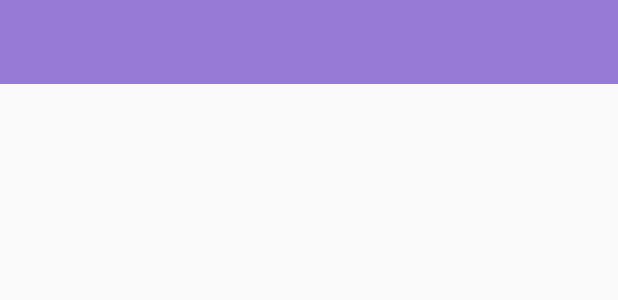
After one commit to ivan-magda/MusicArtists, an Android app: the layout toolbar.xml on its own in the app's theme, with its tools: preview values and no code run, on a phone screen of 412 x 824 dp. The commit adds this screen. Shown: the top 300 px of the screen. Run offline under Robolectric (Android 15) with nearby library versions, the phone set to English and light mode, and no system bars.

Commit message:
App theme.
- Create app theme.
- Create custom toolbar.
- Create BaseActivity with pre configured custom toolbar.
- Rename MainActivity to MusicArtistsActivity.
- Add strings to string.xml.

```diff
--- /dev/null
+++ b/app/src/main/res/layout/toolbar.xml
@@ -0,0 +1,9 @@
+<?xml version="1.0" encoding="utf-8"?>
+<android.support.v7.widget.Toolbar xmlns:android="http://schemas.android.com/apk/res/android"
+    xmlns:music_artists="http://schemas.android.com/apk/res-auto"
+    android:layout_width="match_parent"
+    android:layout_height="?actionBarSize"
+    music_artists:theme="@style/ActionBarThemeOverlay"
+    music_artists:titleTextAppearance="@style/ActionBar.TitleText">
+
+</android.support.v7.widget.Toolbar>
--- a/app/src/main/res/values-v21/styles.xml
+++ b/app/src/main/res/values-v21/styles.xml
@@ -1,9 +1,3 @@
 <resources>>
-
-    <style name="AppTheme.NoActionBar">
-        <item name="windowActionBar">false</item>
-        <item name="windowNoTitle">true</item>
-        <item name="android:windowDrawsSystemBarBackgrounds">true</item>
-        <item name="android:statusBarColor">@android:color/transparent</item>
-    </style>
+    <style name="Theme.MusicArtists" parent="Theme.Base" />
 </resources>
--- a/app/src/main/res/values/colors.xml
+++ b/app/src/main/res/values/colors.xml
@@ -1,6 +1,8 @@
 <?xml version="1.0" encoding="utf-8"?>
 <resources>
-    <color name="colorPrimary">#3F51B5</color>
-    <color name="colorPrimaryDark">#303F9F</color>
+    <color name="colorPrimary">#967AD6</color>
+    <color name="colorPrimaryDark">#7967B6</color>
     <color name="colorAccent">#FF4081</color>
+    <color name="primaryTextColor">@android:color/white</color>
+    <color name="secondaryTextColor">@android:color/white</color>
 </resources>
--- a/app/src/main/res/values/styles.xml
+++ b/app/src/main/res/values/styles.xml
@@ -1,20 +1,28 @@
 <resources>
 
+    <style name="AppTheme" parent="Theme.AppCompat.Light.NoActionBar" />
+
     <!-- Base application theme. -->
-    <style name="AppTheme" parent="Theme.AppCompat.Light.DarkActionBar">
-        <!-- Customize your theme here. -->
+    <style name="Theme.Base" parent="AppTheme">
         <item name="colorPrimary">@color/colorPrimary</item>
         <item name="colorPrimaryDark">@color/colorPrimaryDark</item>
         <item name="colorAccent">@color/colorAccent</item>
+        <item name="windowActionBar">false</item>
+        <item name="android:windowNoTitle">true</item>
     </style>
 
-    <style name="AppTheme.NoActionBar">
-        <item name="windowActionBar">false</item>
-        <item name="windowNoTitle">true</item>
+    <style name="Theme.MusicArtists" parent="Theme.Base" />
+
+    <style name="ActionBarThemeOverlay" parent="">
+        <item name="android:textColorPrimary">@color/primaryTextColor</item>
+        <item name="android:textColorSecondary">@color/secondaryTextColor</item>
+        <item name="android:background">@color/colorPrimary</item>
+        <item name="colorControlHighlight">@color/colorPrimaryDark</item>
     </style>
 
-    <style name="AppTheme.AppBarOverlay" parent="ThemeOverlay.AppCompat.Dark.ActionBar" />
-
-    <style name="AppTheme.PopupOverlay" parent="ThemeOverlay.AppCompat.Light" />
+    <style name="ActionBar.TitleText" parent="TextAppearance.AppCompat.Widget.ActionBar.Title">
+        <item name="android:textColor">@color/primaryTextColor</item>
+        <item name="android:textSize">20sp</item>
+    </style>
 
 </resources>
```
Also changed, not shown: app/src/main/AndroidManifest.xml (+3 -6 lines), app/src/main/java/com/ivanmagda/musicartists/controllers/BaseActivity.java (added, +27 -0 lines), app/src/main/java/com/ivanmagda/musicartists/controllers/MusicArtistsActivity.java (renamed from app/src/main/java/com/ivanmagda/musicartists/controllers/MainActivity.java, +6 -8 lines), app/src/main/java/com/ivanmagda/musicartists/view/MusicArtistRecyclerViewAdapter.java (+10 -4 lines), app/src/main/res/layout/activity_main.xml (+1 -15 lines), app/src/main/res/layout/content_main.xml (+7 -2 lines), app/src/main/res/values/strings.xml (+8 -1 lines), 1 other file.
